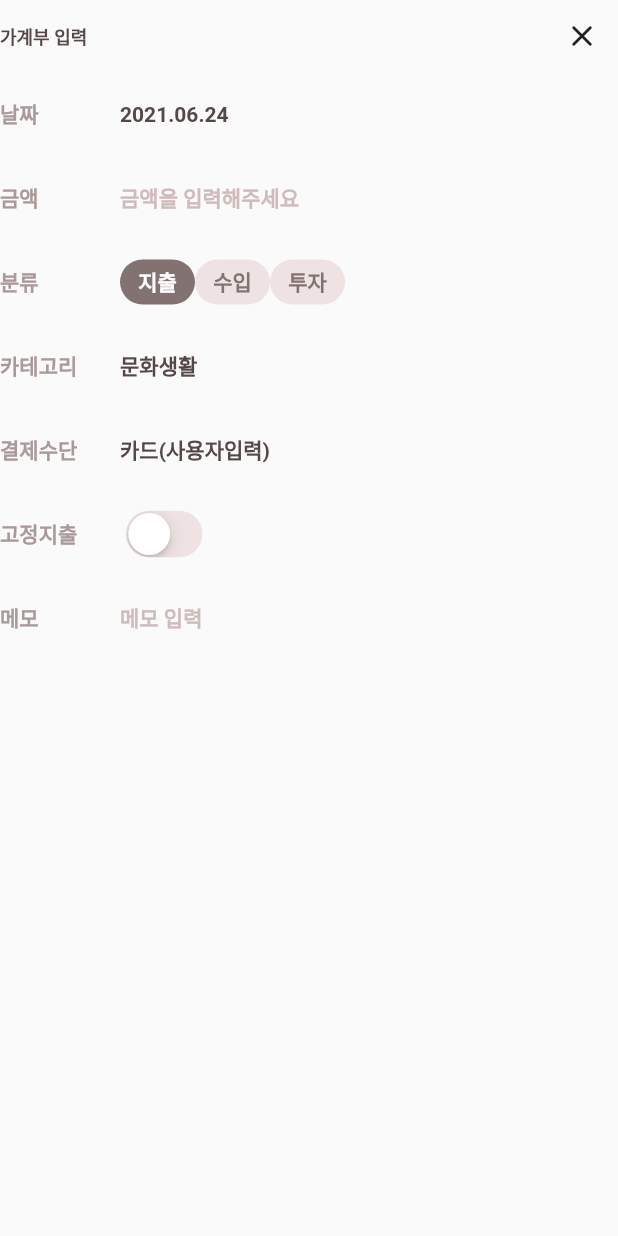
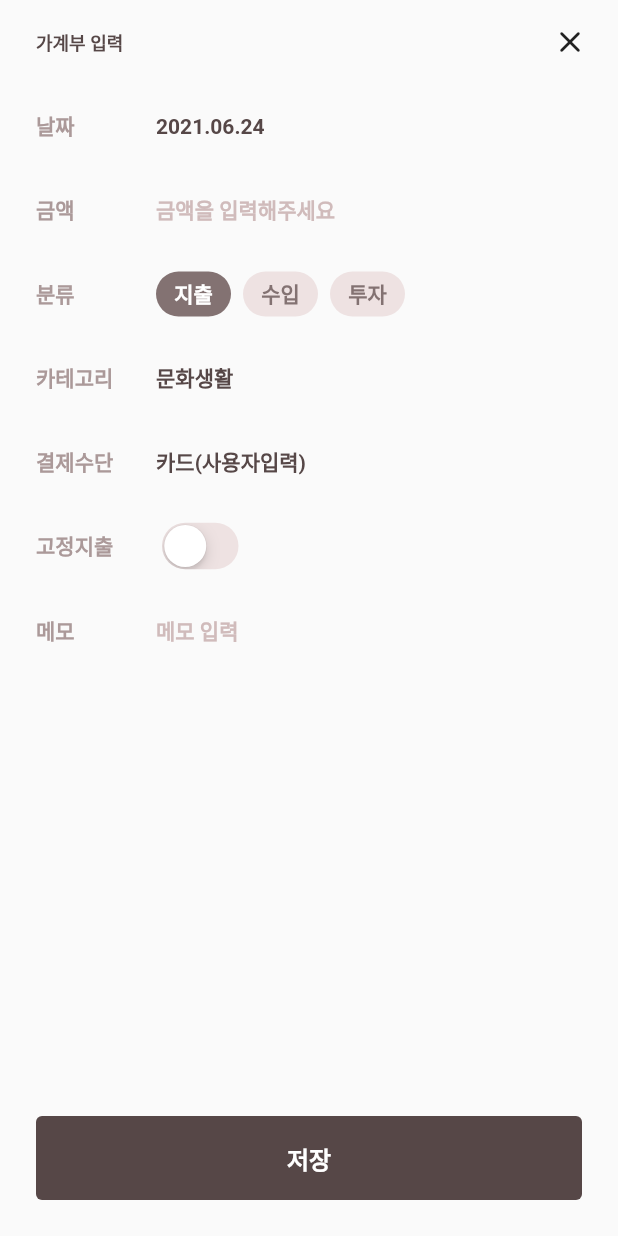
Before and after one commit to hyuntae0117/accounting_book, a Flutter app: the ExpenditureRegisterPage screen opened directly, on a phone screen of 412 x 824 dp. Run offline on Flutter 3.47's test engine with Material 2 defaults, Android fonts, the phone set to English and light mode, and no system bars; our stand-ins replace expandable, flutter_svg; Roboto replaces fonts that are missing (SpoqaHanSans).

Commit message:
updated: expenditure register view UI minor adjustment

```diff
--- a/lib/design_system.dart
+++ b/lib/design_system.dart
@@ -1,6 +1,7 @@
 import 'package:flutter/material.dart';
 
 const Color mono100 = Color(0xFFFFFFFF);
+const Color mono200 = Color(0xFFF8F2F2);
 const Color mono300 = Color(0xFFEEE2E2);
 const Color mono400 = Color(0xFFD0BBBB);
 const Color mono500 = Color(0xFFAB9999);
--- a/lib/view/module/rich_radio_view.dart
+++ b/lib/view/module/rich_radio_view.dart
@@ -22,6 +22,8 @@ class _RichRadioViewState extends State<RichRadioView> {
 
   var selectedBgColor = mono600;
 
+  final double buttonSpace = 8;
+
   @override
   Widget build(BuildContext context) {
     List<Widget> buttons = widget.titles
@@ -34,7 +36,9 @@ class _RichRadioViewState extends State<RichRadioView> {
   Widget _button(String title, int index) {
     bool isSelected = widget.titles.indexOf(title) == widget.selectedIndex;
     if (isSelected) {
-      return TextButton(
+      return Padding(
+        padding: EdgeInsets.only(right: buttonSpace),
+        child: TextButton(
           child: Text(
             title,
             style: TextStyle(
@@ -56,11 +60,15 @@ class _RichRadioViewState extends State<RichRadioView> {
           onPressed: () {
             setState(() {
               widget.selectedIndex = index;
+              widget.onItemSelected(index);
             });
           },
+        ),
       );
     } else {
-      return TextButton(
+      return Padding(
+        padding: EdgeInsets.only(right: buttonSpace),
+        child: TextButton(
           child: Text(
             title,
             style: TextStyle(
@@ -82,8 +90,10 @@ class _RichRadioViewState extends State<RichRadioView> {
           onPressed: () {
             setState(() {
               widget.selectedIndex = index;
+              widget.onItemSelected(index);
             });
           },
+        ),
       );
     }
   }
--- a/lib/view/page/expenditure_register_page.dart
+++ b/lib/view/page/expenditure_register_page.dart
@@ -2,6 +2,7 @@ import 'package:accounting_book/design_system.dart';
 import 'package:accounting_book/model/spend_type.dart';
 import 'package:accounting_book/utils/DateTimeUtils.dart';
 import 'package:accounting_book/view/module/rich_radio_view.dart';
+import 'package:expandable/expandable.dart';
 import 'package:flutter/cupertino.dart';
 import 'package:flutter/material.dart';
 import 'package:flutter/widgets.dart';
@@ -15,16 +16,19 @@ class ExpenditureRegisterPage extends StatefulWidget {
 class _ExpenditureRegisterPageState extends State<ExpenditureRegisterPage> {
   DateTime selectedDate = DateTime.now();
 
+  final double paddingLeft = 24;
+
   var selectedSpendType = SpendType.consumption;
 
   var fixedExpenditure = false;
 
   Widget _registerRow(String title, Widget widget) {
-    return SizedBox(
+    return Container(
       height: 56,
       child: Row(
         crossAxisAlignment: CrossAxisAlignment.center,
         children: [
+          SizedBox(width: paddingLeft),
           SizedBox(
             width: 56,
             child: Text(
@@ -88,7 +92,18 @@ class _ExpenditureRegisterPageState extends State<ExpenditureRegisterPage> {
     ];
     return _registerRow(
       '분류',
-      RichRadioView(category.map((e) => e.title).toList(), () {}),
+      RichRadioView(
+        category.map((e) => e.title).toList(),
+        (index) {
+          setState(() {
+            print(index);
+            selectedSpendType = category[index];
+          });
+        },
+        category.indexOf(
+          selectedSpendType,
+        ),
+      ),
     );
   }
 
@@ -121,8 +136,10 @@ class _ExpenditureRegisterPageState extends State<ExpenditureRegisterPage> {
   }
 
   Widget _fixedExpenditureRadioRow() {
-    return _registerRow(
-      '고정지출',
+    return Column(
+      children: [
+        _registerRow(
+          '고정' + selectedSpendType.title,
           CupertinoSwitch(
             value: fixedExpenditure,
             trackColor: mono300,
@@ -133,14 +150,67 @@ class _ExpenditureRegisterPageState extends State<ExpenditureRegisterPage> {
               });
             },
           ),
+        ),
+        if (fixedExpenditure) _fixedExpenditureSubview()
+      ],
+    );
+  }
+
+  Widget _fixedExpenditureSubview() {
+    return Container(
+      color: mono200,
+      child: Column(
+        children: [
+          _registerRow(
+              '주기',
+              Text(
+                '매 월 6일마다',
+                style: TextStyle(
+                  color: mono700,
+                  fontWeight: FontWeight.bold,
+                  fontSize: 14,
+                ),
+              )),
+          _registerRow(
+              '기간',
+              Text(
+                '매 월 6일마다',
+                style: TextStyle(
+                  color: mono700,
+                  fontWeight: FontWeight.bold,
+                  fontSize: 14,
+                ),
+              )),
+        ],
+      ),
     );
   }
 
   Widget _memoRow() {
-    return _registerRow(
+    return Padding(
+      padding: const EdgeInsets.only(top: 18.0),
+      child: Row(
+        crossAxisAlignment: CrossAxisAlignment.start,
+        children: [
+          SizedBox(width: paddingLeft),
+          SizedBox(
+            width: 56,
+            child: Text(
               '메모',
+              style: TextStyle(
+                fontWeight: FontWeight.bold,
+                fontSize: 14,
+                color: mono500,
+              ),
+            ),
+          ),
+          SizedBox(
+            width: 24,
+          ),
           Expanded(
             child: TextField(
+              keyboardType: TextInputType.multiline,
+              maxLines: 4,
               cursorColor: mono700,
               style: TextStyle(
                 color: mono700,
@@ -148,11 +218,14 @@ class _ExpenditureRegisterPageState extends State<ExpenditureRegisterPage> {
                 fontSize: 14,
               ),
               decoration: InputDecoration(
+                contentPadding: EdgeInsets.zero,
                 border: InputBorder.none,
                 hintText: "메모 입력",
                 hintStyle: TextStyle(color: mono400),
               ),
             ),
+          ),
+        ],
       ),
     );
   }
@@ -161,11 +234,36 @@ class _ExpenditureRegisterPageState extends State<ExpenditureRegisterPage> {
   Widget build(BuildContext context) {
     return SafeArea(
       child: Scaffold(
-        body: Column(
+        bottomSheet: Padding(
+          padding: const EdgeInsets.all(24.0),
+          child: SizedBox(
+            width: double.infinity,
+            height: 56,
+            child: TextButton(
+              style: ButtonStyle(
+                backgroundColor:
+                    MaterialStateColor.resolveWith((states) => mono700),
+              ),
+              onPressed: () {},
+              child: Text(
+                '저장',
+                style: TextStyle(
+                  fontSize: 16,
+                  color: mono100,
+                  fontWeight: FontWeight.bold,
+                ),
+              ),
+            ),
+          ),
+        ),
+        body: Container(
+          child: Column(
             children: [
-            Row(
-              mainAxisAlignment: MainAxisAlignment.spaceBetween,
+              Container(
+                height: 56,
+                child: Row(
                   children: [
+                    SizedBox(width: paddingLeft),
                     Text(
                       '가계부 입력',
                       style: TextStyle(
@@ -174,14 +272,22 @@ class _ExpenditureRegisterPageState extends State<ExpenditureRegisterPage> {
                         color: mono700,
                       ),
                     ),
+                    Expanded(
+                      child: Container(),
+                    ),
                     IconButton(
                       icon: Icon(Icons.close_rounded),
                       onPressed: () {
                         Navigator.pop(context);
                       },
                     ),
+                    SizedBox(width: 8),
                   ],
                 ),
+              ),
+              Expanded(
+                child: ListView(
+                  children: [
                     _dateInputRow(),
                     _amountInputRow(),
                     _spendTypeRadioRow(),
@@ -191,6 +297,10 @@ class _ExpenditureRegisterPageState extends State<ExpenditureRegisterPage> {
                     _memoRow(),
                   ],
                 ),
+              )
+            ],
+          ),
+        ),
       ),
     );
   }
--- a/pubspec.yaml
+++ b/pubspec.yaml
@@ -30,6 +30,7 @@ dependencies:
   cupertino_icons: ^1.0.2
   flutter_svg: ^0.19.3
   expandable: ^5.0.1
+  intl: ^0.17.0
 
 dev_dependencies:
   flutter_test:
```
Lines whose indentation alone changed are shown as unchanged.
